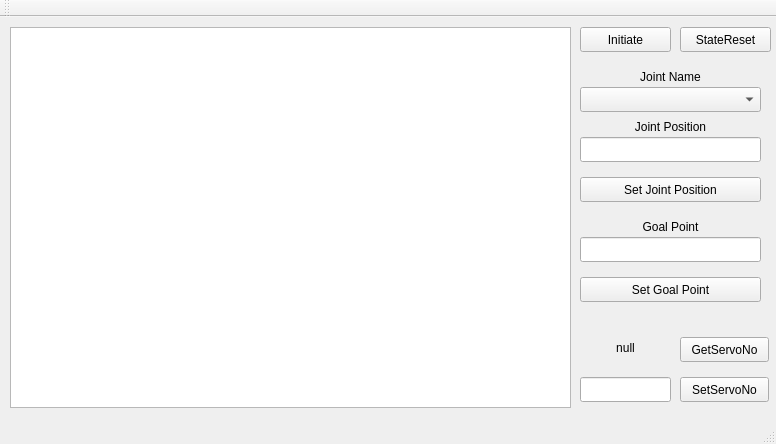
First picture: the form in IRSGUI/mainwindow.ui, repository yhlmaybe/Intelligent-Robot-System, before the edit.
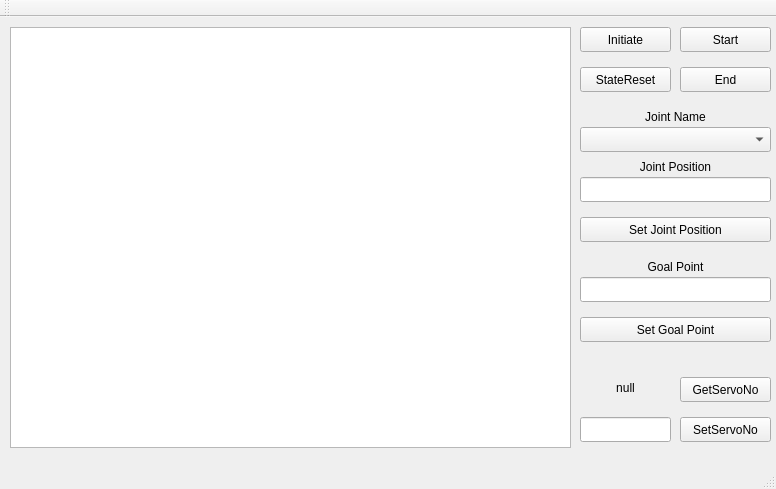
Second picture: the form after the edit.

```diff
--- a/IRSGUI/mainwindow.ui
+++ b/IRSGUI/mainwindow.ui
@@ -7,7 +7,7 @@
     <x>0</x>
     <y>0</y>
     <width>776</width>
-    <height>444</height>
+    <height>489</height>
    </rect>
   </property>
   <property name="windowTitle">
@@ -18,8 +18,8 @@
     <property name="geometry">
      <rect>
       <x>680</x>
-      <y>360</y>
-      <width>89</width>
+      <y>400</y>
+      <width>91</width>
       <height>25</height>
      </rect>
     </property>
@@ -31,7 +31,7 @@
     <property name="geometry">
      <rect>
       <x>580</x>
-      <y>320</y>
+      <y>360</y>
       <width>91</width>
       <height>21</height>
      </rect>
@@ -50,7 +50,7 @@
     <property name="geometry">
      <rect>
       <x>580</x>
-      <y>360</y>
+      <y>400</y>
       <width>91</width>
       <height>25</height>
      </rect>
@@ -59,8 +59,8 @@
    <widget class="QPushButton" name="StateReset_Button">
     <property name="geometry">
      <rect>
-      <x>680</x>
-      <y>10</y>
+      <x>580</x>
+      <y>50</y>
       <width>91</width>
       <height>25</height>
      </rect>
@@ -75,7 +75,7 @@
       <x>10</x>
       <y>10</y>
       <width>561</width>
-      <height>381</height>
+      <height>421</height>
      </rect>
     </property>
     <property name="readOnly">
@@ -86,8 +86,8 @@
     <property name="geometry">
      <rect>
       <x>680</x>
-      <y>320</y>
-      <width>89</width>
+      <y>360</y>
+      <width>91</width>
       <height>25</height>
      </rect>
     </property>
@@ -112,8 +112,8 @@
     <property name="geometry">
      <rect>
       <x>580</x>
-      <y>70</y>
-      <width>181</width>
+      <y>110</y>
+      <width>191</width>
       <height>25</height>
      </rect>
     </property>
@@ -122,8 +122,8 @@
     <property name="geometry">
      <rect>
       <x>580</x>
-      <y>50</y>
-      <width>181</width>
+      <y>90</y>
+      <width>191</width>
       <height>20</height>
      </rect>
     </property>
@@ -138,8 +138,8 @@
     <property name="geometry">
      <rect>
       <x>580</x>
-      <y>160</y>
-      <width>181</width>
+      <y>200</y>
+      <width>191</width>
       <height>25</height>
      </rect>
     </property>
@@ -151,8 +151,8 @@
     <property name="geometry">
      <rect>
       <x>580</x>
-      <y>100</y>
-      <width>181</width>
+      <y>140</y>
+      <width>191</width>
       <height>20</height>
      </rect>
     </property>
@@ -167,8 +167,8 @@
     <property name="geometry">
      <rect>
       <x>580</x>
-      <y>120</y>
-      <width>181</width>
+      <y>160</y>
+      <width>191</width>
       <height>25</height>
      </rect>
     </property>
@@ -177,8 +177,8 @@
     <property name="geometry">
      <rect>
       <x>580</x>
-      <y>260</y>
-      <width>181</width>
+      <y>300</y>
+      <width>191</width>
       <height>25</height>
      </rect>
     </property>
@@ -190,8 +190,8 @@
     <property name="geometry">
      <rect>
       <x>580</x>
-      <y>200</y>
-      <width>181</width>
+      <y>240</y>
+      <width>191</width>
       <height>20</height>
      </rect>
     </property>
@@ -206,12 +206,38 @@
     <property name="geometry">
      <rect>
       <x>580</x>
-      <y>220</y>
-      <width>181</width>
+      <y>260</y>
+      <width>191</width>
       <height>25</height>
      </rect>
     </property>
    </widget>
+   <widget class="QPushButton" name="start_Button">
+    <property name="geometry">
+     <rect>
+      <x>680</x>
+      <y>10</y>
+      <width>91</width>
+      <height>25</height>
+     </rect>
+    </property>
+    <property name="text">
+     <string>Start</string>
+    </property>
+   </widget>
+   <widget class="QPushButton" name="end_Button">
+    <property name="geometry">
+     <rect>
+      <x>680</x>
+      <y>50</y>
+      <width>91</width>
+      <height>25</height>
+     </rect>
+    </property>
+    <property name="text">
+     <string>End</string>
+    </property>
+   </widget>
   </widget>
   <widget class="QMenuBar" name="menuBar">
    <property name="geometry">
```
